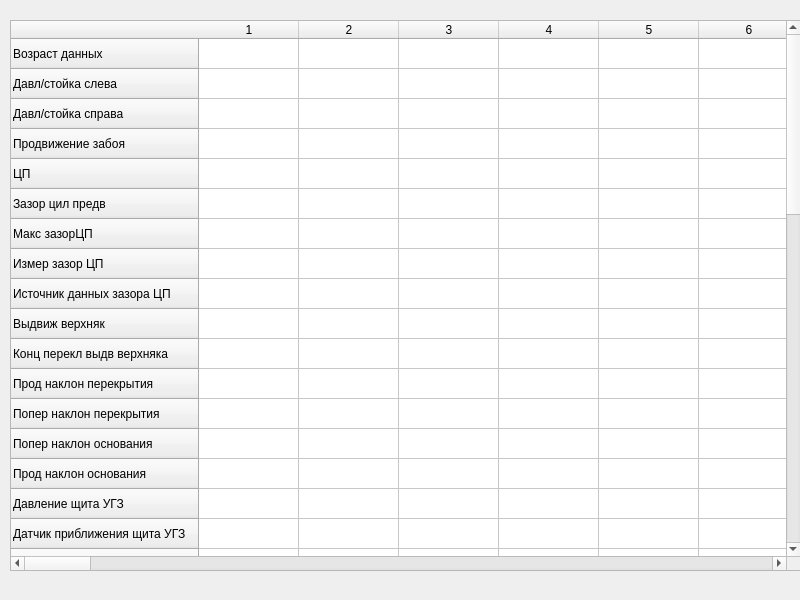
Old version of the form view/data_sensors.ui in the repository ilyababich21/NIva1.
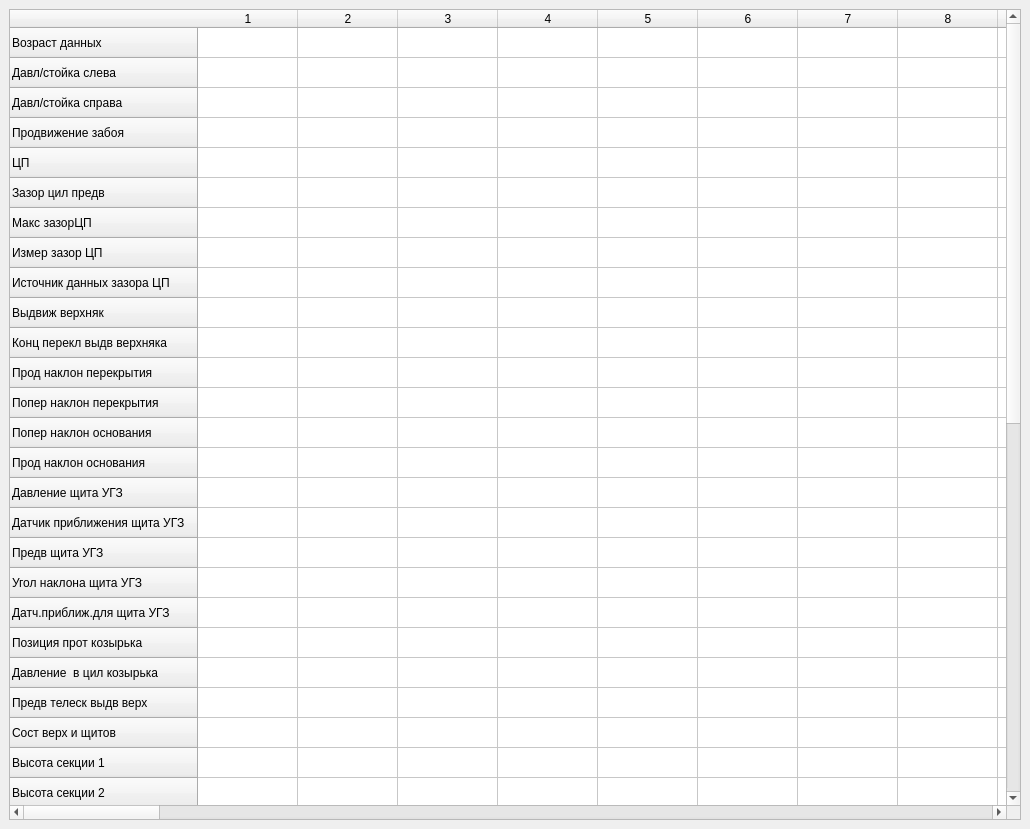
New version of the form.

Commit message: working set color in button in sensors_setting and create database table for storage information

```diff
--- a/view/data_sensors.ui
+++ b/view/data_sensors.ui
@@ -6,23 +6,17 @@
    <rect>
     <x>0</x>
     <y>0</y>
-    <width>800</width>
-    <height>600</height>
+    <width>1030</width>
+    <height>829</height>
    </rect>
   </property>
   <property name="windowTitle">
    <string>MainWindow</string>
   </property>
   <widget class="QWidget" name="centralwidget">
+   <layout class="QVBoxLayout" name="verticalLayout">
+    <item>
    <widget class="QTableWidget" name="tableWidget">
-    <property name="geometry">
-     <rect>
-      <x>10</x>
-      <y>20</y>
-      <width>791</width>
-      <height>551</height>
-     </rect>
-    </property>
     <row>
      <property name="text">
       <string>Возраст данных</string>
@@ -584,6 +578,8 @@
      </property>
     </item>
    </widget>
+    </item>
+   </layout>
   </widget>
  </widget>
  <resources/>
```
Lines whose indentation alone changed are shown as unchanged. The commit also changes 17 other files.
